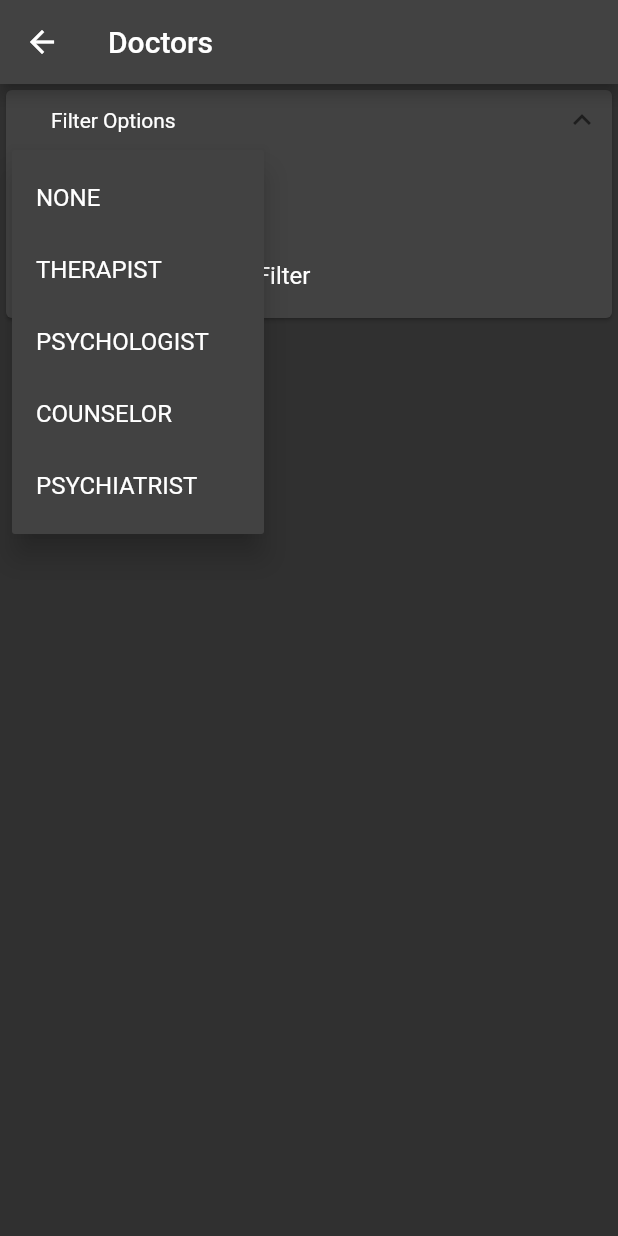
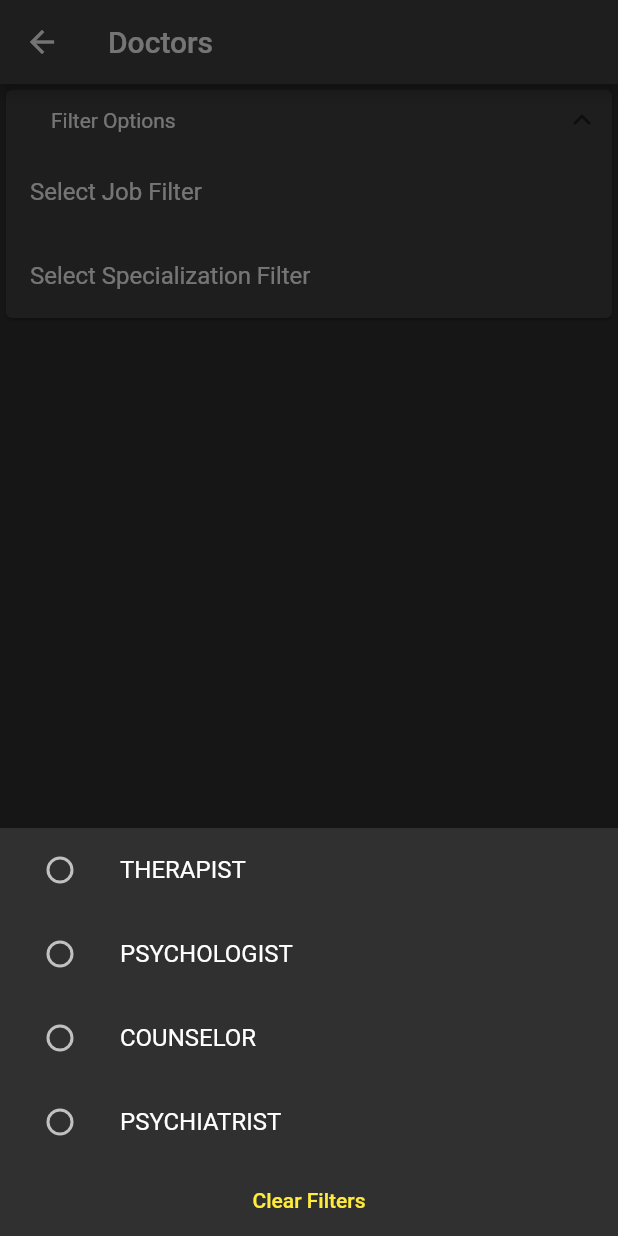
Before and after one commit to varenya-dev/varenya_mobile, a Flutter app: the DoctorList screen opened by its route, after a tap on "Filter Options", after a tap on "Select Job Filter", on a phone screen of 412 x 824 dp. Run offline on Flutter 3.47's test engine with Material 2 defaults, Android fonts, the phone set to English and light mode, and no system bars; drawn by our look-alikes of expandable; our stand-ins replace cloud_firestore, firebase_auth, firebase_core, firebase_messaging, firebase_storage, form_field_validator and 2 more; accounts and stored records are empty.

Commit message:
Filters implemented. Closes #45

```diff
--- a/lib/pages/doctor/doctor_list.page.dart
+++ b/lib/pages/doctor/doctor_list.page.dart
@@ -6,6 +6,7 @@ import 'package:varenya_mobile/enum/job.enum.dart';
 import 'package:varenya_mobile/enum/specialization.enum.dart';
 import 'package:varenya_mobile/models/doctor/doctor.model.dart';
 import 'package:varenya_mobile/services/doctor.service.dart';
+import 'package:varenya_mobile/utils/modal_bottom_sheet.dart';
 import 'package:varenya_mobile/widgets/doctor/doctor_card.widget.dart';
 
 class DoctorList extends StatefulWidget {
@@ -29,6 +30,108 @@ class _DoctorListState extends State<DoctorList> {
     super.initState();
 
     this._doctorService = Provider.of<DoctorService>(context, listen: false);
+  }
+
+  void _openSpecializationFilters(BuildContext context) {
+    displayBottomSheet(
+      context,
+      StatefulBuilder(
+        builder: (context, setStateInner) => Wrap(
+          children: [
+            ListView(
+              shrinkWrap: true,
+              physics: NeverScrollableScrollPhysics(),
+              children: Specialization.values
+                  .map(
+                    (s) => ListTile(
+                      title: Text(
+                        s.toString().split(".")[1],
+                      ),
+                      leading: Checkbox(
+                        value: this._specializationsFilter.contains(s),
+                        onChanged: (bool? value) {
+                          if (value == true) {
+                            setState(() {
+                              this._specializationsFilter.add(s);
+                            });
+                          } else {
+                            setState(() {
+                              this._specializationsFilter.remove(s);
+                            });
+                          }
+                          setStateInner(() {});
+                        },
+                      ),
+                    ),
+                  )
+                  .toList(),
+            ),
+            Center(
+              child: TextButton(
+                child: Text('Clear Filters'),
+                onPressed: () {
+                  setState(() {
+                    this._specializationsFilter.clear();
+                  });
+
+                  setStateInner(() {});
+                },
+              ),
+            )
+          ],
+        ),
+      ),
+    );
+  }
+
+  void _openJobFilters(BuildContext context) {
+    displayBottomSheet(
+      context,
+      StatefulBuilder(
+        builder: (context, setStateInner) => Wrap(
+          children: [
+            ListView(
+              shrinkWrap: true,
+              physics: NeverScrollableScrollPhysics(),
+              children: Job.values
+                  .map(
+                    (job) => ListTile(
+                      title: Text(
+                        job.toString().split(".")[1],
+                      ),
+                      leading: Radio(
+                        value: job,
+                        groupValue: this._jobFilter,
+                        onChanged: (Job? jobValue) {
+                          if (jobValue != null) {
+                            setState(() {
+                              this._jobFilter = jobValue;
+                            });
+
+                            setStateInner(() {});
+                          }
+                        },
+                      ),
+                    ),
+                  )
+                  .toList(),
+            ),
+            Center(
+              child: TextButton(
+                child: Text('Clear Filters'),
+                onPressed: () {
+                  setState(() {
+                    this._jobFilter = null;
+                  });
+
+                  setStateInner(() {});
+                },
+              ),
+            )
+          ],
+        ),
+      ),
+    );
   }
 
   @override
@@ -142,46 +245,17 @@ class _DoctorListState extends State<DoctorList> {
   Widget _buildSpecializationFilter() {
     return ListTile(
       title: Text('Select Specialization Filter'),
+      onTap: () {
+        this._openSpecializationFilters(context);
+      },
     );
   }
 
   Widget _buildJobFilter() {
-    return PopupMenuButton(
-      child: ListTile(
-        title: Text('Select Job Filter'),
-      ),
-      itemBuilder: (context) => [
-        PopupMenuItem(
-          child: Text("NONE"),
-          value: -1,
-        ),
-        PopupMenuItem(
-          child: Text(Job.values[0].toString().split('.')[1]),
-          value: 0,
-        ),
-        PopupMenuItem(
-          child: Text(Job.values[1].toString().split('.')[1]),
-          value: 1,
-        ),
-        PopupMenuItem(
-          child: Text(Job.values[2].toString().split('.')[1]),
-          value: 2,
-        ),
-        PopupMenuItem(
-          child: Text(Job.values[3].toString().split('.')[1]),
-          value: 3,
-        ),
-      ],
-      onSelected: (int value) {
-        if (value >= 0) {
-          setState(() {
-            this._jobFilter = Job.values[value];
-          });
-        } else {
-          setState(() {
-            this._jobFilter = null;
-          });
-        }
+    return ListTile(
+      title: Text('Select Job Filter'),
+      onTap: () {
+        this._openJobFilters(context);
       },
     );
   }
--- a/lib/services/doctor.service.dart
+++ b/lib/services/doctor.service.dart
@@ -19,7 +19,10 @@ class DoctorService {
       return this
           ._firestore
           .collection('doctors')
-          .where('specializations', arrayContainsAny: specializationsFilter)
+          .where('specializations',
+              arrayContainsAny: specializationsFilter
+                  .map((s) => s.toString().split('.')[1])
+                  .toList())
           .snapshots();
     } else {
       return this._firestore.collection('doctors').snapshots();
```
